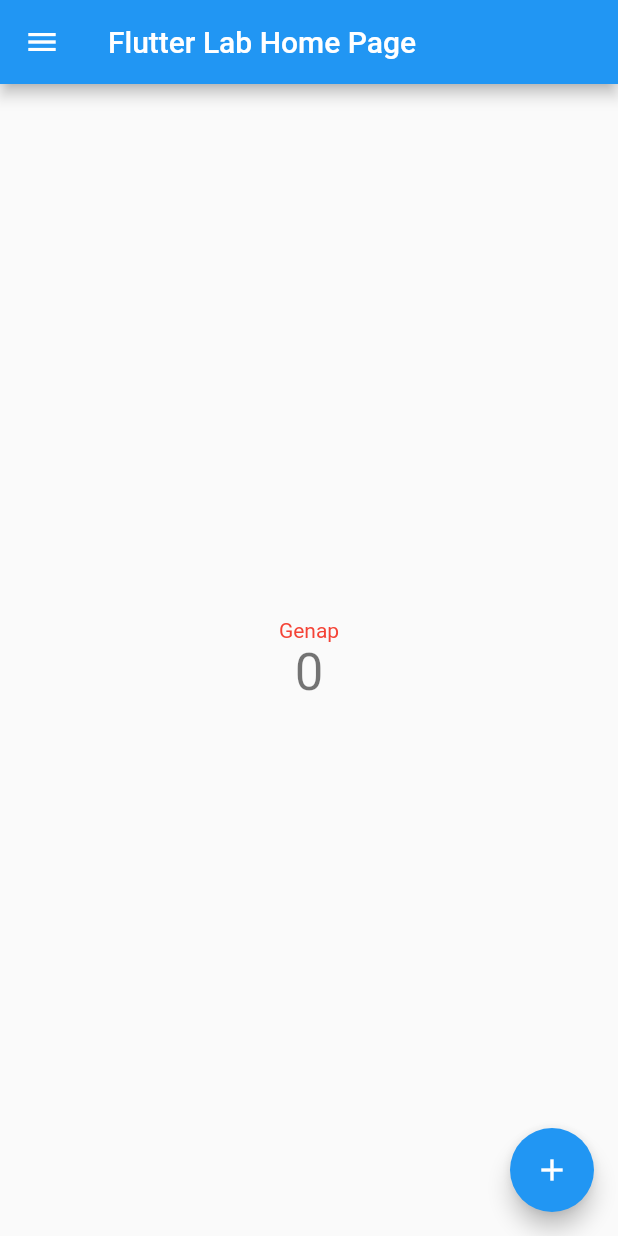
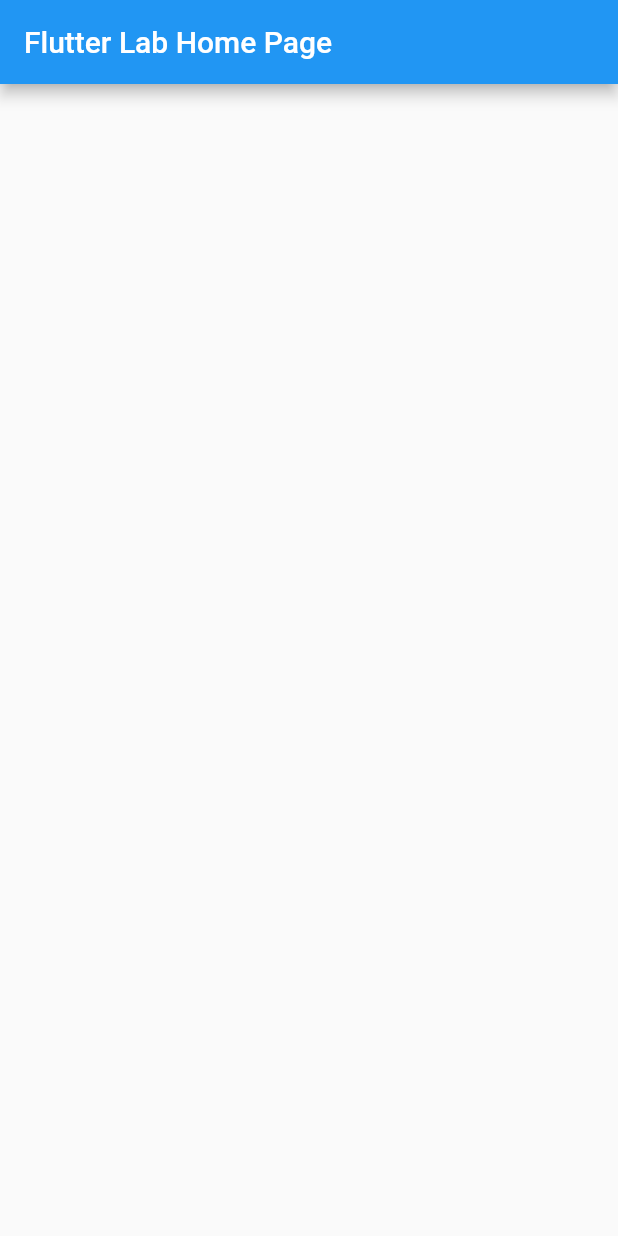
Before and after one commit to fachryanwarr/pbp-volundear-mobile, a Flutter app: the screen it shows after launch, on a phone screen of 412 x 824 dp. Run offline on Flutter 3.47's test engine with Material 2 defaults, Android fonts, the phone set to English and light mode, and no system bars; missing offline and left inert: pbp_django_auth.

Commit message:
hapus drawer

```diff
--- a/lib/drawer.dart
+++ /dev/null
@@ -1,36 +0,0 @@
-import 'package:flutter/material.dart';
-import 'pages/daftarRelawan_page.dart';
-import 'main.dart';
-
-Widget myDrawer (context){
-  return Drawer(
-        child: Column(
-          children: [
-            // Menambahkan clickable menu
-            ListTile(
-              title: const Text('Counter'),
-              onTap: () {
-                // Route menu ke halaman utama
-                Navigator.pushReplacement(
-                  context,
-                  MaterialPageRoute(builder: (context) => const MyHomePage()),
-                );
-              },
-            ),
-            ListTile(
-              title: const Text('Form'),
-              onTap: () {
-                // Route menu ke halaman form
-                Navigator.pushReplacement(
-                  context,
-                  MaterialPageRoute(builder: (context) => const MyFormPage()),
-                );
-              },
-            ),
-
-
-
-          ],
-        ),
-      );
-}
--- a/lib/main.dart
+++ b/lib/main.dart
@@ -35,92 +35,20 @@ class _MyHomePageState extends State<MyHomePage> {
 
 
 
-  void _incrementCounter() {
-    setState(() {
-      _counter++;
-    });
-  }
-  void _decreamentCounter() {
-    setState(() {
-      if (_counter > 0) {
-        _counter--;
-      }
-    });
-  }
 
-  String showGanjilGenap() {
-    if (_counter % 2 == 0) {
-      return "Genap";
-    } else {
-      return "Ganjil";
-    }
-  }
 
-  Color changeGanjilGenapColor() {
-    if (_counter % 2 == 0) {
-      return Colors.red;
-    } else {
-      return Colors.blue;
-    }
 
-  }
 
   @override
   Widget build(BuildContext context) {
-    // listData.add(Model("andi", 110100, "Pemasukkan"));
-    // listData.add(Model("bagas", 235235, "Pengeluaran"));
 
     return Scaffold(
       appBar: AppBar(
         title: Text(widget.title),
       ),
 
-      drawer: myDrawer(context),
 
-      body: Center(
-        child: Column(
-          mainAxisAlignment: MainAxisAlignment.center,
-          children: <Widget>[
-            Text(
-              showGanjilGenap(),
-              style: TextStyle(
-                color: changeGanjilGenapColor(),
-              ),
-            ),
-            Text(
-              '$_counter',
-              style: Theme.of(context).textTheme.headline4,
-            ),
-          ],
-        ),
-      ),
-      floatingActionButton: Padding(
-        padding: const EdgeInsets.all(16),
-        child: Stack(
-          children: <Widget>[
-            Visibility(
-              visible: _counter > 0,
-              child: Align(
-                  alignment: Alignment.bottomLeft,
-                  child: FloatingActionButton(
-                    onPressed: _decreamentCounter,
-                    tooltip: 'Decreament',
-                    child: const Icon(Icons.remove),
-                  ),
-                )
-            ),
-            Align(
-              alignment: Alignment.bottomRight,
-              child: FloatingActionButton(
-                onPressed: _incrementCounter,
-                tooltip: 'Increment',
-                child: const Icon(Icons.add),
-              ),
-            ),
-          ],
-        ),
-      ),
-      floatingActionButtonLocation: FloatingActionButtonLocation.centerDocked,
+
 
     );
   }
```
